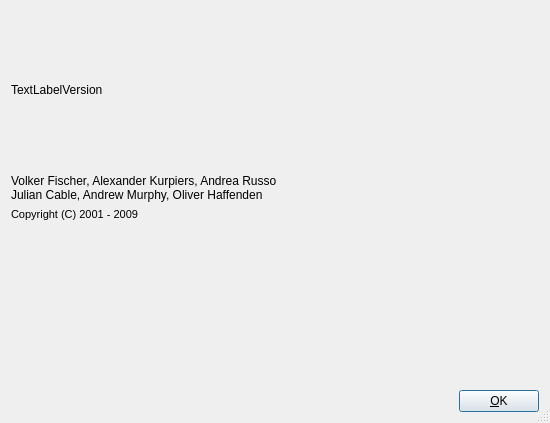
The window that common/GUI-QT/AboutDlg.ui (Drm-tools/dream-legacy) describes before a commit, drawn with Qt 5.
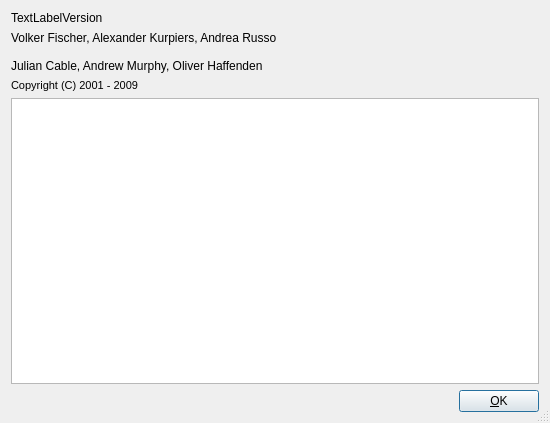
The same window after the commit. Icons and pictures are not drawn. Custom widgets are drawn as their Qt base class.

The edit to the form file:
```diff
--- a/common/GUI-QT/AboutDlg.ui
+++ b/common/GUI-QT/AboutDlg.ui
@@ -67,7 +67,7 @@
        <item>
         <widget class="QLabel" name="TextLabelAuthorNames" >
          <property name="text" >
-          <string>Volker Fischer, Alexander Kurpiers, Andrea Russo&#xd;
+          <string>Volker Fischer, Alexander Kurpiers, Andrea Russo&#xd;&#xd;
 Julian Cable, Andrew Murphy, Oliver Haffenden</string>
          </property>
          <property name="wordWrap" >
@@ -78,10 +78,10 @@
        <item>
         <widget class="QLabel" name="TextLabelCopyright" >
          <property name="text" >
-          <string>&lt;!DOCTYPE HTML PUBLIC "-//W3C//DTD HTML 4.0//EN" "http://www.w3.org/TR/REC-html40/strict.dtd">
-&lt;html>&lt;head>&lt;meta name="qrichtext" content="1" />&lt;style type="text/css">
-p, li { white-space: pre-wrap; }
-&lt;/style>&lt;/head>&lt;body style=" font-family:'MS Shell Dlg 2'; font-size:8.25pt; font-weight:400; font-style:normal;">
+          <string>&lt;!DOCTYPE HTML PUBLIC "-//W3C//DTD HTML 4.0//EN" "http://www.w3.org/TR/REC-html40/strict.dtd">&#xd;
+&lt;html>&lt;head>&lt;meta name="qrichtext" content="1" />&lt;style type="text/css">&#xd;
+p, li { white-space: pre-wrap; }&#xd;
+&lt;/style>&lt;/head>&lt;body style=" font-family:'MS Shell Dlg 2'; font-size:8.25pt; font-weight:400; font-style:normal;">&#xd;
 &lt;p style=" margin-top:0px; margin-bottom:0px; margin-left:0px; margin-right:0px; -qt-block-indent:0; text-indent:0px;">&lt;span style=" font-size:8pt;">Copyright (C) 2001 - 2009&lt;/span>&lt;/p>&lt;/body>&lt;/html></string>
          </property>
          <property name="wordWrap" >
@@ -129,9 +129,15 @@
     </layout>
    </item>
    <item>
-    <widget class="Q3TextView" native="1" name="TextViewCredits" >
-     <property name="text" stdset="0" >
-      <string>TextViewCredits</string>
+    <widget class="QTextBrowser" name="textBrowserCredits" >
+     <property name="frameShape" >
+      <enum>QFrame::StyledPanel</enum>
+     </property>
+     <property name="frameShadow" >
+      <enum>QFrame::Sunken</enum>
+     </property>
+     <property name="openExternalLinks" >
+      <bool>true</bool>
      </property>
     </widget>
    </item>
@@ -176,13 +182,6 @@
    </item>
   </layout>
  </widget>
- <customwidgets>
-  <customwidget>
-   <class>Q3TextView</class>
-   <extends>QWidget</extends>
-   <header>q3textview.h</header>
-  </customwidget>
- </customwidgets>
  <resources>
   <include location="res/icons.qrc" />
  </resources>
```
